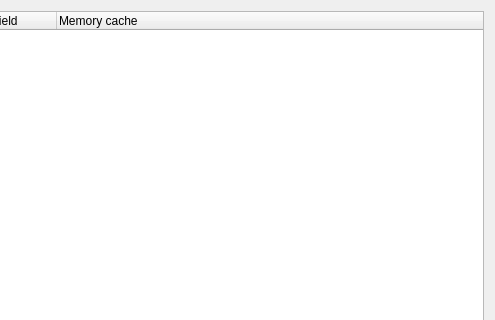
The window that src/ui/qgsvectorlayerpropertiesbase.ui (carsmie/QGIS) describes before a commit, drawn with Qt 5; both pictures show x 409 to 904 and y 0 to 320 of the 904 by 588 pixel window.
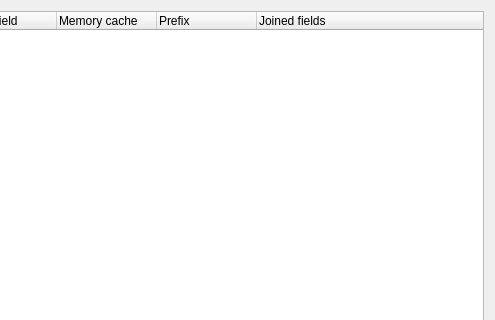
The same window after the commit. The open tabs and pages were chosen to show the change. Icons and pictures are not drawn. Custom widgets are drawn as their Qt base class.

Commit message: [joins] display prefix and joined fields in layer properties

Diff of the .ui file:
```diff
--- a/src/ui/qgsvectorlayerpropertiesbase.ui
+++ b/src/ui/qgsvectorlayerpropertiesbase.ui
@@ -1087,7 +1087,7 @@
                <item>
                 <widget class="QTreeWidget" name="mJoinTreeWidget">
                  <property name="columnCount">
-                  <number>4</number>
+                  <number>6</number>
                  </property>
                  <column>
                   <property name="text">
@@ -1109,6 +1109,16 @@
                    <string>Memory cache</string>
                   </property>
                  </column>
+                 <column>
+                  <property name="text">
+                   <string>Prefix</string>
+                  </property>
+                 </column>
+                 <column>
+                  <property name="text">
+                   <string>Joined fields</string>
+                  </property>
+                 </column>
                 </widget>
                </item>
                <item>
```
Left out of the diff: 281 changed lines with no effect on the pictures. The commit also changes 1 other file.
